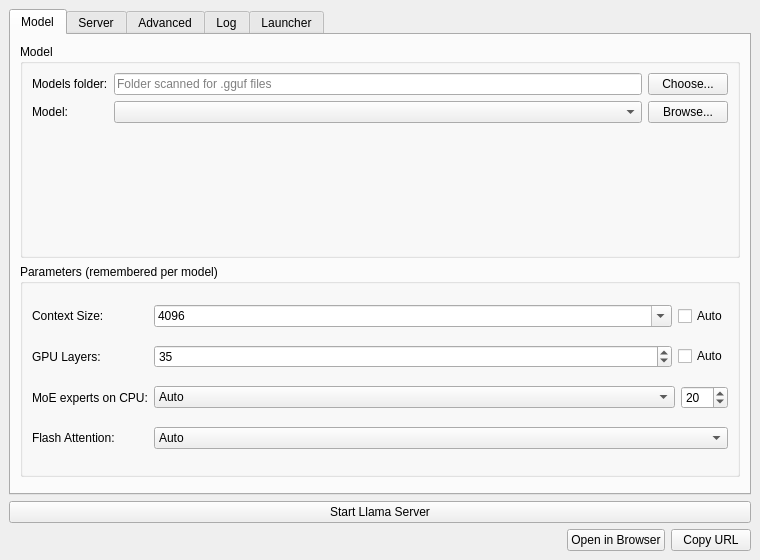
Old version of the form mainwindow.ui in the repository 43v3r-y0ung/Llama-launcher.
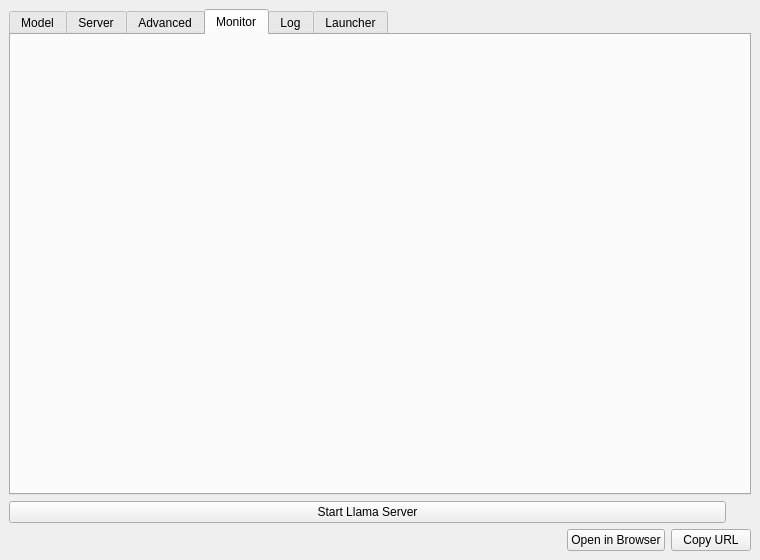
New version of the form. The open tabs and pages were chosen to show the change. Custom widgets are drawn as their Qt base class.

Commit message: Add Monitor tab with charts and live indicators in the bottom bar

```diff
--- a/mainwindow.ui
+++ b/mainwindow.ui
@@ -995,6 +995,42 @@
                 </item>
               </layout>
             </widget>
+            <widget class="QWidget" name="monitorTab">
+              <attribute name="title">
+                <string>Monitor</string>
+              </attribute>
+              <layout class="QVBoxLayout" name="monitorLayout">
+                <item>
+                  <widget class="QLabel" name="serverStatsLabel">
+                    <property name="textFormat">
+                      <enum>Qt::TextFormat::RichText</enum>
+                    </property>
+                    <property name="wordWrap">
+                      <bool>true</bool>
+                    </property>
+                  </widget>
+                </item>
+                <item>
+                  <layout class="QGridLayout" name="chartsGrid">
+                    <item row="0" column="0">
+                      <widget class="ChartWidget" name="cpuChart"/>
+                    </item>
+                    <item row="0" column="1">
+                      <widget class="ChartWidget" name="ramChart"/>
+                    </item>
+                    <item row="1" column="0">
+                      <widget class="ChartWidget" name="gpuChart"/>
+                    </item>
+                    <item row="1" column="1">
+                      <widget class="ChartWidget" name="vramChart"/>
+                    </item>
+                    <item row="2" column="0" colspan="2">
+                      <widget class="ChartWidget" name="tpsChart"/>
+                    </item>
+                  </layout>
+                </item>
+              </layout>
+            </widget>
             <widget class="QWidget" name="logTab">
               <attribute name="title">
                 <string>Log</string>
@@ -1078,6 +1114,8 @@
           </widget>
         </item>
         <item>
+          <layout class="QHBoxLayout" name="startLayout" stretch="1,0,0,0">
+            <item>
           <widget class="QPushButton" name="startButton">
             <property name="text">
               <string>Start Llama Server</string>
@@ -1088,6 +1126,17 @@
           </widget>
         </item>
         <item>
+              <widget class="ChartWidget" name="cpuMini"/>
+            </item>
+            <item>
+              <widget class="ChartWidget" name="gpuMini"/>
+            </item>
+            <item>
+              <widget class="QLabel" name="tpsMiniLabel"/>
+            </item>
+          </layout>
+        </item>
+        <item>
           <layout class="QHBoxLayout" name="statusLayout" stretch="1,0,0">
             <item>
               <widget class="QLabel" name="statusLabel">
@@ -1121,6 +1170,13 @@
       </layout>
     </widget>
   </widget>
+  <customwidgets>
+    <customwidget>
+      <class>ChartWidget</class>
+      <extends>QWidget</extends>
+      <header>chartwidget.h</header>
+    </customwidget>
+  </customwidgets>
   <resources/>
   <connections/>
 </ui>
```
Left out of the diff: 3 changed lines with no effect on the pictures. Lines whose indentation alone changed are shown as unchanged. The commit also changes 6 other files.
